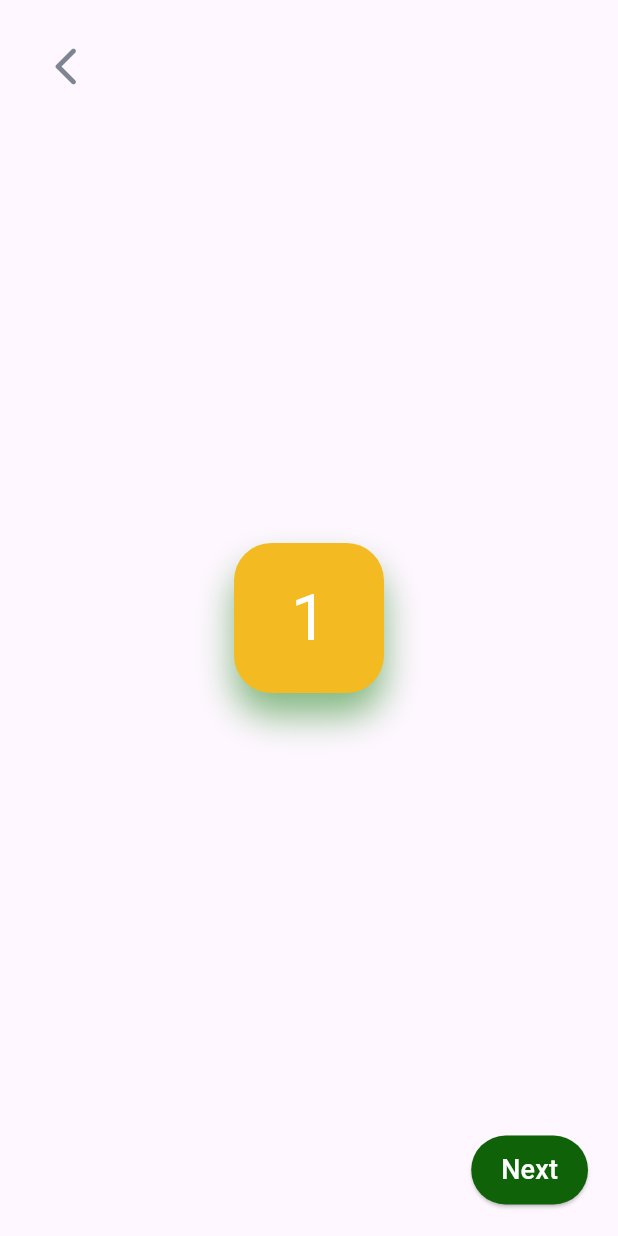
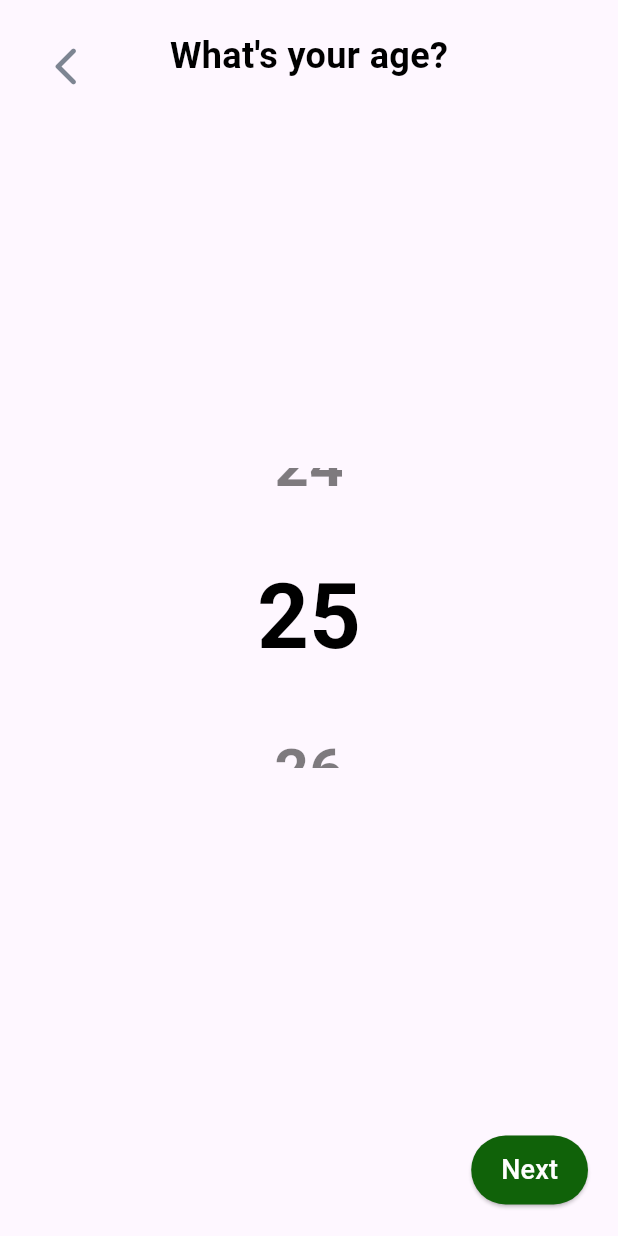
Before and after one commit to Bishwonath/dietChaiyoo-budgetbasedDietplan-App-, a Flutter app: the UserAgeSetup screen opened directly, on a phone screen of 412 x 824 dp. Run offline on Flutter 3.47's test engine with Material 3 defaults, Android fonts, the phone set to English and light mode, and no system bars; our stand-ins replace smooth_page_indicator.

Commit message:
readibilty update

```diff
--- a/lib/view/Dashboard.dart
+++ b/lib/view/Dashboard_View.dart
@@ -1,4 +1,4 @@
-import 'package:diet_chaiyoo/view/Sigup_view.dart';
+import 'package:diet_chaiyoo/view/Sigup_View.dart';
 import 'package:flutter/material.dart';
 
 class Dashboard extends StatelessWidget {
--- a/lib/view/Sigup_view.dart
+++ b/lib/view/Sigup_view.dart
@@ -1,4 +1,4 @@
-import 'package:diet_chaiyoo/view/select_package.dart';
+import 'package:diet_chaiyoo/view/Select_Packages_View.dart';
 import 'package:flutter/material.dart';
 
 class SignUpView extends StatelessWidget {
--- /dev/null
+++ b/lib/view/User_Agesetup_View.dart
@@ -0,0 +1,207 @@
+import 'package:diet_chaiyoo/view/Budget_Setup_View.dart';
+import 'package:diet_chaiyoo/view/Dashboard_View.dart';
+import 'package:flutter/material.dart';
+
+class UserAgeSetup extends StatefulWidget {
+  const UserAgeSetup({Key? key}) : super(key: key);
+
+  @override
+  _UserAgeSetupState createState() => _UserAgeSetupState();
+}
+
+class _UserAgeSetupState extends State<UserAgeSetup> with TickerProviderStateMixin {
+  late AnimationController _controller;
+  late Animation<double> _offsetAnimation;
+  int index = 25; // Set default age value (for example, 25)
+
+  @override
+  void initState() {
+    super.initState();
+    _controller = AnimationController(
+      duration: const Duration(milliseconds: 500),
+      vsync: this,
+    );
+
+    _offsetAnimation = Tween<double>(begin: 0.0, end: 1.5).animate(CurvedAnimation(
+      parent: _controller,
+      curve: Curves.easeInOut,
+    ));
+  }
+
+  @override
+  void dispose() {
+    _controller.dispose();
+    super.dispose();
+  }
+
+  void _onDragUpdate(DragUpdateDetails details) {
+    setState(() {
+      if (details.primaryDelta! > 0) {
+        index = index > 1 ? index - 1 : index; // Prevent going below 1
+      } else if (details.primaryDelta! < 0) {
+        index = index < 99 ? index + 1 : index; // Prevent going above 99
+      }
+      _controller.forward(from: 0.0);
+    });
+  }
+
+  @override
+  Widget build(BuildContext context) {
+    return Scaffold(
+      body: SafeArea(
+        child: Stack(
+          children: [
+            // Back Button (Top-Left)
+            Positioned(
+              top: 20.0,
+              left: 20.0,
+              child: IconButton(
+                onPressed: () {
+                  Navigator.push(
+                    context,
+                    MaterialPageRoute(builder: (context) => BudgetSetup()),
+                  );
+                },
+                icon: const Icon(
+                  Icons.arrow_back_ios_new_rounded,
+                  color: Color(0xff7d8592),
+                  size: 30.0,
+                ),
+              ),
+            ),
+            // Title (Top-Center)
+            Positioned(
+              top: 20.0,
+              left: 0,
+              right: 0,
+              child: Center(
+                child: Text(
+                  "What's your age?",
+                  style: const TextStyle(
+                    fontSize: 24.0,
+                    fontWeight: FontWeight.bold,
+                    color: Colors.black,
+                  ),
+                ),
+              ),
+            ),
+            // Wheel Picker for Age
+            Center(
+              child: GestureDetector(
+                onVerticalDragUpdate: _onDragUpdate, // Vertical drag detection
+                child: AnimatedBuilder(
+                  animation: _controller,
+                  builder: (context, child) {
+                    return Transform.translate(
+                      offset: Offset(0, _offsetAnimation.value * 50), // Vertical movement
+                      child: Container(
+                        height: 200.0, // Increased height to avoid clipping
+                        width: 200.0, // Increased width to avoid clipping
+                        child: Stack(
+                          alignment: Alignment.center,
+                          children: [
+                            // Previous Numbers
+                            Positioned(
+                              top: -30.0, // Increased distance for previous numbers
+                              child: Opacity(
+                                opacity: 0.5, // Slightly faded for the previous number
+                                child: Text(
+                                  '${index - 1}',
+                                  style: const TextStyle(
+                                    fontSize: 40.0, // Smaller than the main number
+                                    color: Colors.black,
+                                    fontWeight: FontWeight.bold,
+                                  ),
+                                ),
+                              ),
+                            ),
+                            Positioned(
+                              top: -60.0, // Further up for a second previous number
+                              child: Opacity(
+                                opacity: 0.3, // Even more faded
+                                child: Text(
+                                  '${index - 2}',
+                                  style: const TextStyle(
+                                    fontSize: 30.0, // Further reduced font size
+                                    color: Colors.black,
+                                    fontWeight: FontWeight.bold,
+                                  ),
+                                ),
+                              ),
+                            ),
+                            // Current Number (centered and largest)
+                            Text(
+                              '$index',
+                              style: const TextStyle(
+                                fontSize: 60.0, // Larger font size for the center number
+                                color: Colors.black,
+                                fontWeight: FontWeight.bold,
+                              ),
+                            ),
+                            // Next Numbers
+                            Positioned(
+                              bottom: -30.0, // Increased distance for next numbers
+                              child: Opacity(
+                                opacity: 0.5, // Slightly faded for the next number
+                                child: Text(
+                                  '${index + 1}',
+                                  style: const TextStyle(
+                                    fontSize: 40.0, // Smaller than the main number
+                                    color: Colors.black,
+                                    fontWeight: FontWeight.bold,
+                                  ),
+                                ),
+                              ),
+                            ),
+                            Positioned(
+                              bottom: -60.0, // Further down for a second next number
+                              child: Opacity(
+                                opacity: 0.3, // Even more faded
+                                child: Text(
+                                  '${index + 2}',
+                                  style: const TextStyle(
+                                    fontSize: 30.0, // Further reduced font size
+                                    color: Colors.black,
+                                    fontWeight: FontWeight.bold,
+                                  ),
+                                ),
+                              ),
+                            ),
+                          ],
+                        ),
+                      ),
+                    );
+                  },
+                ),
+              ),
+            ),
+            // Next Button (Bottom-Right)
+            Positioned(
+              bottom: 20.0,
+              right: 20.0,
+              child: ElevatedButton(
+                onPressed: () {
+                  Navigator.push(
+                    context,
+                    MaterialPageRoute(builder: (context) => Dashboard()),
+                  );
+                },
+                style: ElevatedButton.styleFrom(
+                  backgroundColor: const Color.fromARGB(255, 16, 98, 9),
+                  padding: const EdgeInsets.symmetric(
+                    horizontal: 20.0,
+                    vertical: 10.0,
+                  ),
+                ),
+                child: const Text(
+                  'Next',
+                  style: TextStyle(fontSize: 18.0, color: Colors.white),
+                ),
+              ),
+            ),
+          ],
+        ),
+      ),
+    );
+  }
+}
--- a/lib/view/user_age_setup.dart
+++ /dev/null
@@ -1,142 +0,0 @@
-import 'package:diet_chaiyoo/view/Budget_Setup.dart';
-import 'package:diet_chaiyoo/view/Dashboard.dart';
-import 'package:flutter/material.dart';
-
-class UserAgeSetup extends StatefulWidget {
-  const UserAgeSetup({Key? key}) : super(key: key);
-
-  @override
-  _UserAgeSetupState createState() => _UserAgeSetupState();
-}
-
-class _UserAgeSetupState extends State<UserAgeSetup> with TickerProviderStateMixin {
-  late AnimationController _controller;
-  late Animation<double> _offsetAnimation;
-  int index = 1;
-
-  @override
-  void initState() {
-    super.initState();
-    _controller = AnimationController(
-      duration: const Duration(milliseconds: 500),
-      vsync: this,
-    );
-
-    _offsetAnimation = Tween<double>(begin: 0.0, end: 1.5).animate(CurvedAnimation(
-      parent: _controller,
-      curve: Curves.easeInOut,
-    ));
-  }
-
-  @override
-  void dispose() {
-    _controller.dispose();
-    super.dispose();
-  }
-
-  void _onDragUpdate(DragUpdateDetails details) {
-    setState(() {
-      if (details.delta.dy > 0) {
-        index = index > 1 ? index - 1 : index; // Prevent going below 1
-      } else if (details.delta.dy < 0) {
-        index = index < 99 ? index + 1 : index; // Prevent going above 99
-      }
-      _controller.forward(from: 0.0);
-    });
-  }
-
-  @override
-  Widget build(BuildContext context) {
-    return Scaffold(
-      body: SafeArea(
-        child: Stack(
-          children: [
-            // Back Button (Top-Left)
-            Positioned(
-              top: 20.0,
-              left: 20.0,
-              child: IconButton(
-                onPressed: () {
-                   Navigator.push(
-      context,
-      MaterialPageRoute(builder: (context) => BudgetSetup()),
-    );
-
-                   // Handle back button press
-                },
-                icon: const Icon(
-                  Icons.arrow_back_ios_new_rounded,
-                  color: Color(0xff7d8592),
-                  size: 30.0,
-                ),
-              ),
-            ),
-            // Centered Age Selector
-            Center(
-              child: GestureDetector(
-                onVerticalDragUpdate: _onDragUpdate, // Vertical drag detection
-                child: AnimatedBuilder(
-                  animation: _controller,
-                  builder: (context, child) {
-                    return Transform.translate(
-                      offset: Offset(0, _offsetAnimation.value * 50), // Vertical movement
-                      child: Container(
-                        height: 100.0,
-                        width: 100.0,
-                        decoration: BoxDecoration(
-                          color: const Color.fromARGB(255, 243, 187, 33),
-                          borderRadius: BorderRadius.circular(25.0),
-                          boxShadow: [
-                            BoxShadow(
-                              color: const Color.fromARGB(131, 15, 125, 9),
-                              offset: const Offset(0.0, 15.0),
-                              blurRadius: 20.0,
-                              spreadRadius: 0.0,
-                            ),
-                          ],
-                        ),
-                        child: Center(
-                          child: Text(
-                            '$index',
-                            style: const TextStyle(
-                              fontSize: 43.0,
-                              color: Colors.white,
-                            ),
-                          ),
-                        ),
-                      ),
-                    );
-                  },
-                ),
-              ),
-            ),
-            // Next Button (Bottom-Right)
-            Positioned(
-              bottom: 20.0,
-              right: 20.0,
-              child: ElevatedButton(
-                onPressed: () {
-                   Navigator.push(
-      context,
-      MaterialPageRoute(builder: (context) => Dashboard()),
-    );// Handle next button press
-                },
-                style: ElevatedButton.styleFrom(
-                  backgroundColor: const Color.fromARGB(255, 16, 98, 9),
-                  padding: const EdgeInsets.symmetric(
-                    horizontal: 20.0,
-                    vertical: 10.0,
-                  ),
-                ),
-                child: const Text(
-                  'Next',
-                  style: TextStyle(fontSize: 18.0, color: Colors.white),
-                ),
-              ),
-            ),
-          ],
-        ),
-      ),
-    );
-  }
-}
--- a/pubspec.yaml
+++ b/pubspec.yaml
@@ -37,6 +37,7 @@ dependencies:
   # The following adds the Cupertino Icons font to your application.
   # Use with the CupertinoIcons class for iOS style icons.
   cupertino_icons: ^1.0.6
+  smooth_page_indicator: ^1.2.0+3
 
 dev_dependencies:
   flutter_test:
```
Also changed, not shown: lib/app.dart (+8 -7 lines), lib/view/Budget_Setup_View.dart (renamed from lib/view/select_package.dart, +17 -19 lines), lib/view/OnBoarding_View.dart (added, +172 -0 lines), lib/view/Select_Packages_View.dart (renamed from lib/view/Budget_Setup.dart, +19 -17 lines), pubspec.lock.
